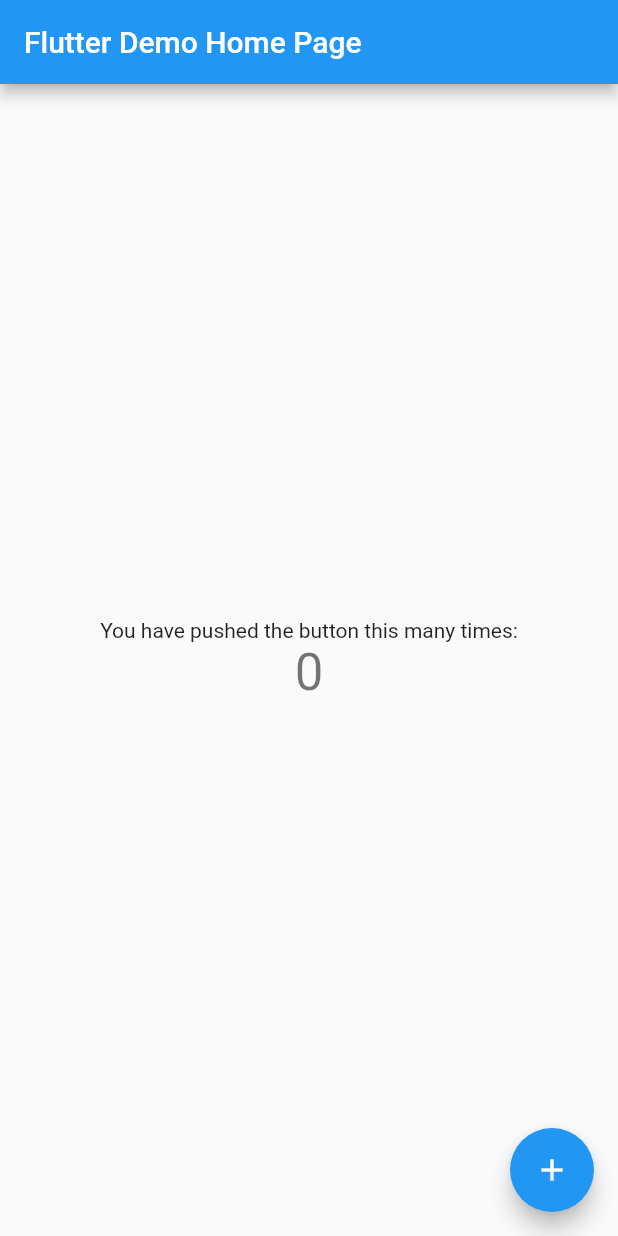
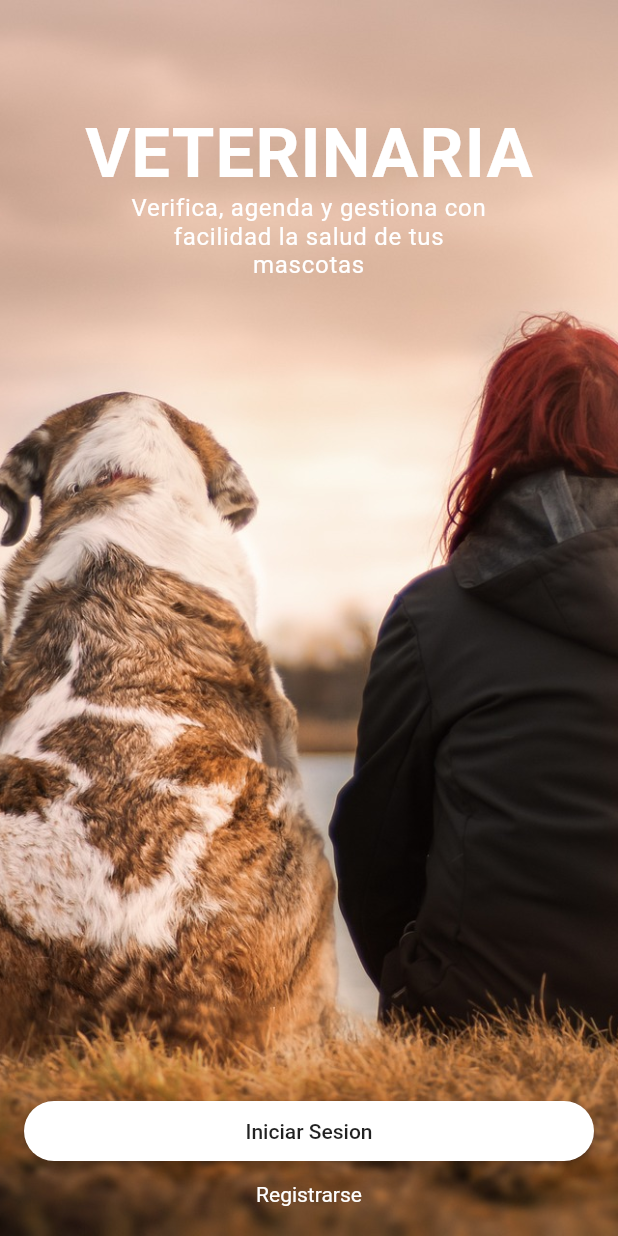
Before and after one commit to LianMejia/veterinaria-app, a Flutter app: the screen it shows after launch, on a phone screen of 412 x 824 dp. Run offline on Flutter 3.47's test engine with Material 2 defaults, Android fonts, the phone set to English and light mode, and no system bars; drawn by our look-alikes of show_up_animation.

Commit message:
Se creo la pantalla de bienvenida

```diff
--- a/lib/main.dart
+++ b/lib/main.dart
@@ -1,4 +1,5 @@
 import 'package:flutter/material.dart';
+import 'package:veterinaria_app/routes/routes.dart';
 
 void main() {
   runApp(const MyApp());
@@ -11,105 +12,9 @@
   @override
   Widget build(BuildContext context) {
     return MaterialApp(
-      title: 'Flutter Demo',
-      theme: ThemeData(
-        // This is the theme of your application.
-        //
-        // Try running your application with "flutter run". You'll see the
-        // application has a blue toolbar. Then, without quitting the app, try
-        // changing the primarySwatch below to Colors.green and then invoke
-        // "hot reload" (press "r" in the console where you ran "flutter run",
-        // or simply save your changes to "hot reload" in a Flutter IDE).
-        // Notice that the counter didn't reset back to zero; the application
-        // is not restarted.
-        primarySwatch: Colors.blue,
-      ),
-      home: const MyHomePage(title: 'Flutter Demo Home Page'),
+      debugShowCheckedModeBanner: false,
+      initialRoute: 'WelcomeScreen',
+      routes: getRoutes(),
     );
   }
 }
-
-class MyHomePage extends StatefulWidget {
-  const MyHomePage({super.key, required this.title});
-
-  // This widget is the home page of your application. It is stateful, meaning
-  // that it has a State object (defined below) that contains fields that affect
-  // how it looks.
-
-  // This class is the configuration for the state. It holds the values (in this
-  // case the title) provided by the parent (in this case the App widget) and
-  // used by the build method of the State. Fields in a Widget subclass are
-  // always marked "final".
-
-  final String title;
-
-  @override
-  State<MyHomePage> createState() => _MyHomePageState();
-}
-
-class _MyHomePageState extends State<MyHomePage> {
-  int _counter = 0;
-
-  void _incrementCounter() {
-    setState(() {
-      // This call to setState tells the Flutter framework that something has
-      // changed in this State, which causes it to rerun the build method below
-      // so that the display can reflect the updated values. If we changed
-      // _counter without calling setState(), then the build method would not be
-      // called again, and so nothing would appear to happen.
-      _counter++;
-    });
-  }
-
-  @override
-  Widget build(BuildContext context) {
-    // This method is rerun every time setState is called, for instance as done
-    // by the _incrementCounter method above.
-    //
-    // The Flutter framework has been optimized to make rerunning build methods
-    // fast, so that you can just rebuild anything that needs updating rather
-    // than having to individually change instances of widgets.
-    return Scaffold(
-      appBar: AppBar(
-        // Here we take the value from the MyHomePage object that was created by
-        // the App.build method, and use it to set our appbar title.
-        title: Text(widget.title),
-      ),
-      body: Center(
-        // Center is a layout widget. It takes a single child and positions it
-        // in the middle of the parent.
-        child: Column(
-          // Column is also a layout widget. It takes a list of children and
-          // arranges them vertically. By default, it sizes itself to fit its
-          // children horizontally, and tries to be as tall as its parent.
-          //
-          // Invoke "debug painting" (press "p" in the console, choose the
-          // "Toggle Debug Paint" action from the Flutter Inspector in Android
-          // Studio, or the "Toggle Debug Paint" command in Visual Studio Code)
-          // to see the wireframe for each widget.
-          //
-          // Column has various properties to control how it sizes itself and
-          // how it positions its children. Here we use mainAxisAlignment to
-          // center the children vertically; the main axis here is the vertical
-          // axis because Columns are vertical (the cross axis would be
-          // horizontal).
-          mainAxisAlignment: MainAxisAlignment.center,
-          children: <Widget>[
-            const Text(
-              'You have pushed the button this many times:',
-            ),
-            Text(
-              '$_counter',
-              style: Theme.of(context).textTheme.headline4,
-            ),
-          ],
-        ),
-      ),
-      floatingActionButton: FloatingActionButton(
-        onPressed: _incrementCounter,
-        tooltip: 'Increment',
-        child: const Icon(Icons.add),
-      ), // This trailing comma makes auto-formatting nicer for build methods.
-    );
-  }
-}
--- /dev/null
+++ b/lib/routes/routes.dart
@@ -0,0 +1,8 @@
+import 'package:flutter/cupertino.dart';
+import 'package:veterinaria_app/screens/welcome_screen.dart';
+
+Map<String, WidgetBuilder> getRoutes() {
+  return <String, WidgetBuilder>{
+    'WelcomeScreen': (BuildContext context) => const WelcomeScreen(),
+  };
+}
--- /dev/null
+++ b/lib/screens/welcome_screen.dart
@@ -0,0 +1,100 @@
+import 'dart:ui';
+
+import 'package:flutter/material.dart';
+import 'package:show_up_animation/show_up_animation.dart';
+
+class WelcomeScreen extends StatelessWidget {
+  const WelcomeScreen({Key? key}) : super(key: key);
+
+  @override
+  Widget build(BuildContext context) {
+    final size = MediaQuery.of(context).size;
+    return Scaffold(
+        body: Stack(
+      children: [
+        SizedBox(
+          height: size.height,
+          width: size.width,
+          child: const Image(
+            image: AssetImage('assets/image_welcome.jpg'),
+            fit: BoxFit.cover,
+          ),
+        ),
+        Positioned(
+          top: 75,
+          child: SizedBox(
+            width: size.width,
+            child: Column(
+              crossAxisAlignment: CrossAxisAlignment.center,
+              children: [
+                ShowUpAnimation(
+                  animationDuration: const Duration(milliseconds: 300),
+                  delayStart: const Duration(milliseconds: 50),
+                  curve: Curves.bounceIn,
+                  child: const Text(
+                    'VETERINARIA',
+                    style: TextStyle(
+                        letterSpacing: 0.7,
+                        color: Colors.white,
+                        fontSize: 46,
+                        fontWeight: FontWeight.bold),
+                  ),
+                ),
+                ShowUpAnimation(
+                  delayStart: const Duration(milliseconds: 200),
+                  curve: Curves.bounceIn,
+                  child: SizedBox(
+                    width: size.width * 0.6,
+                    child: const Text(
+                      'Verifica, agenda y gestiona con facilidad la salud de tus mascotas',
+                      textAlign: TextAlign.center,
+                      style: TextStyle(
+                        letterSpacing: 0.5,
+                        color: Colors.white,
+                        fontSize: 16,
+                      ),
+                    ),
+                  ),
+                )
+              ],
+            ),
+          ),
+        ),
+        Positioned(
+          bottom: 20,
+          left: 16,
+          right: 16,
+          child: Column(
+            children: [
+              ShowUpAnimation(
+                delayStart: const Duration(milliseconds: 300),
+                curve: Curves.bounceIn,
+                child: MaterialButton(
+                  onPressed: () {
+                    print('Ok');
+                  },
+                  child: const Text('Iniciar Sesion'),
+                  color: Colors.white,
+                  shape: const StadiumBorder(),
+                  minWidth: size.width * 1,
+                  height: 40,
+                ),
+              ),
+              const SizedBox(
+                height: 10,
+              ),
+              ShowUpAnimation(
+                delayStart: const Duration(milliseconds: 400),
+                curve: Curves.bounceIn,
+                child: const Text(
+                  'Registrarse',
+                  style: TextStyle(color: Colors.white),
+                ),
+              )
+            ],
+          ),
+        )
+      ],
+    ));
+  }
+}
--- a/pubspec.yaml
+++ b/pubspec.yaml
@@ -36,6 +36,8 @@
   # The following adds the Cupertino Icons font to your application.
   # Use with the CupertinoIcons class for iOS style icons.
   cupertino_icons: ^1.0.2
+  show_up_animation: ^2.0.0
+
 
 dev_dependencies:
   flutter_test:
@@ -60,7 +62,8 @@
   uses-material-design: true
 
   # To add assets to your application, add an assets section, like this:
-  # assets:
+  assets:
+    - assets/
   #   - images/a_dot_burr.jpeg
   #   - images/a_dot_ham.jpeg
 
```
Also changed, not shown: assets/image_welcome.jpg (added), pubspec.lock.
